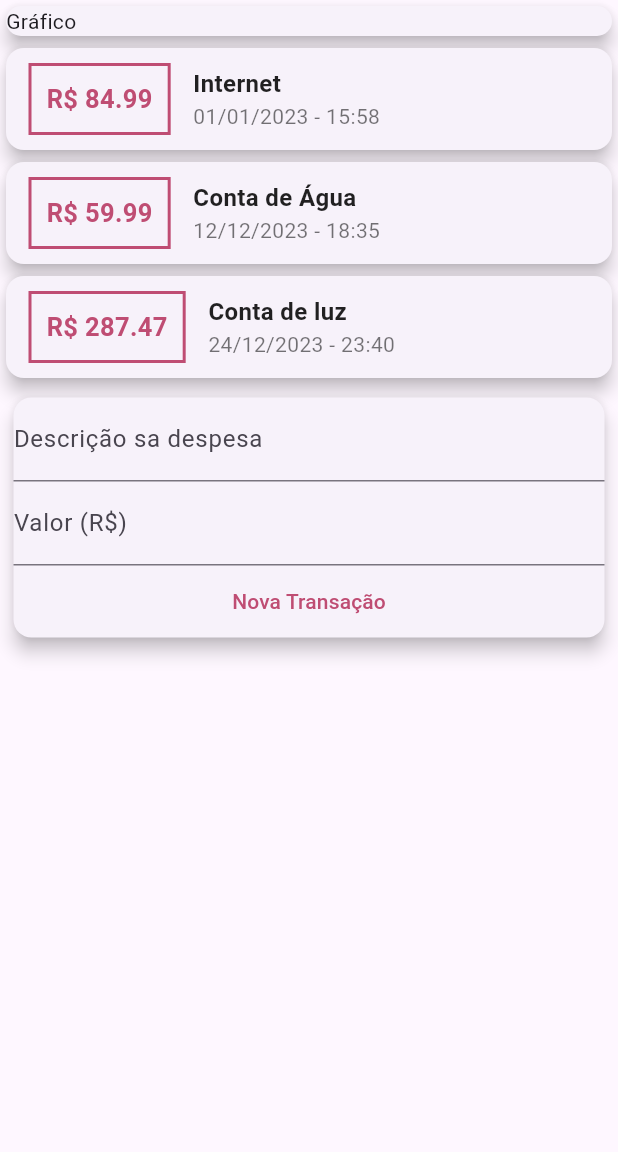
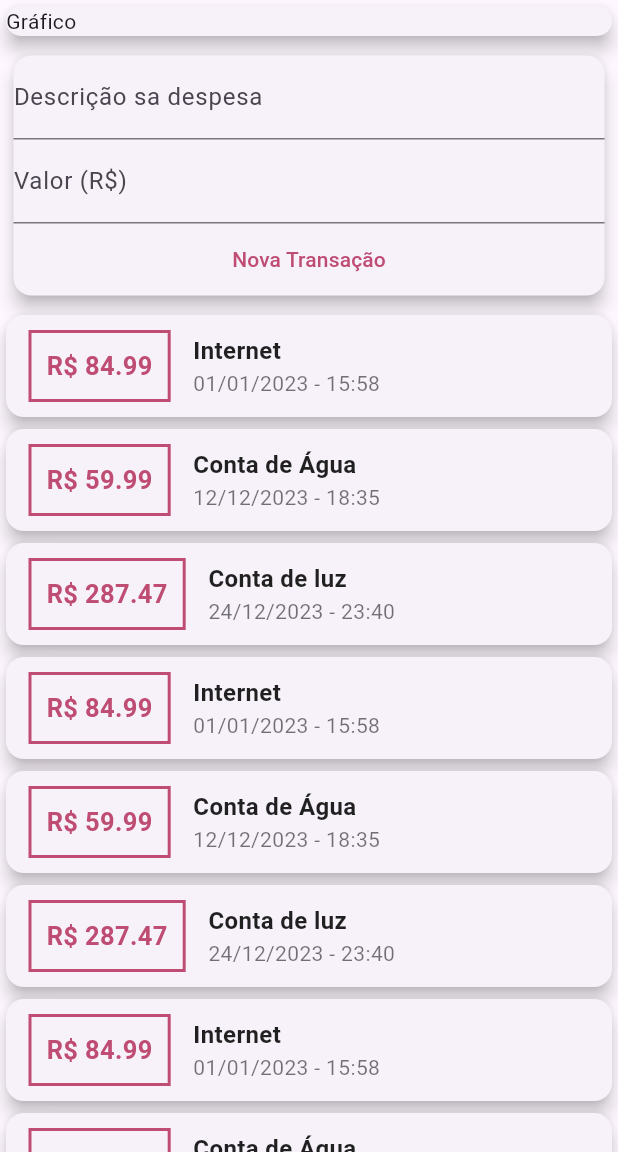
Before and after one commit to abelsalim/flutter, a Flutter app: the screen it shows after launch, after a tap on "Nova Transação", on a phone screen of 412 x 824 dp, the part 84-1236 px from its top. Run offline on Flutter 3.47's test engine with Material 3 defaults, Android fonts, the phone set to English and light mode, and no system bars.

Commit message:
[ADD] adicionando SingleChildScrollView

```diff
--- a/projetos/despesas_pessoais/lib/components/transaction_form.dart
+++ b/projetos/despesas_pessoais/lib/components/transaction_form.dart
@@ -3,8 +3,12 @@ import 'package:flutter/material.dart';
 class TransactionForm extends StatelessWidget {
   final titleController = TextEditingController();
   final valueController = TextEditingController();
+  final void Function(String, double) onSubmit;
 
-  TransactionForm({super.key});
+  TransactionForm({
+    required this.onSubmit,
+    super.key,
+  });
 
   @override
   Widget build(BuildContext context) {
@@ -37,8 +41,10 @@ class TransactionForm extends StatelessWidget {
                   ),
                   child: const Text('Nova Transação'),
                   onPressed: () {
-                    print(titleController.text);
-                    print(valueController.text);
+                    final title = titleController.text;
+                    // Tente converter para double, senão, sete como 0
+                    final value = double.tryParse(valueController.text) ?? 0.0;
+                    onSubmit(title, value);
                   },
                 ),
               ],
--- a/projetos/despesas_pessoais/lib/components/transaction_list.dart
+++ b/projetos/despesas_pessoais/lib/components/transaction_list.dart
@@ -12,7 +12,10 @@ class TransactionList extends StatelessWidget {
 
   @override
   Widget build(BuildContext context) {
-    return Column(
+    return SizedBox(
+      height: double.maxFinite,
+      child: SingleChildScrollView(
+        child: Column(
           mainAxisAlignment: MainAxisAlignment.center,
           crossAxisAlignment: CrossAxisAlignment.stretch,
           children: transactions
@@ -63,6 +66,8 @@ class TransactionList extends StatelessWidget {
                     ),
                   ))
               .toList(),
+        ),
+      ),
     );
   }
 }
--- a/projetos/despesas_pessoais/lib/components/transaction_user.dart
+++ b/projetos/despesas_pessoais/lib/components/transaction_user.dart
@@ -1,3 +1,5 @@
+import 'dart:math';
+
 import 'package:flutter/cupertino.dart';
 import 'package:flutter/material.dart';
 import 'package:despesas_pessoais/models/tansaction.dart';
@@ -5,7 +7,9 @@ import 'package:despesas_pessoais/components/transaction_list.dart';
 import 'package:despesas_pessoais/components/transaction_form.dart';
 
 class TransactionUser extends StatefulWidget {
-  const TransactionUser({super.key});
+  const TransactionUser({
+    super.key,
+  });
 
   @override
   State<TransactionUser> createState() => _TransactionUserState();
@@ -30,15 +34,64 @@ class _TransactionUserState extends State<TransactionUser> {
       title: 'Conta de luz',
       value: 287.47,
       date: DateTime(2023, 12, 24, 23, 40, 35),
+    ),
+    Transaction(
+      id: 't4',
+      title: 'Internet',
+      value: 84.99,
+      date: DateTime(2023, 1, 01, 15, 58, 00),
+    ),
+    Transaction(
+      id: 't5',
+      title: 'Conta de Água',
+      value: 59.99,
+      date: DateTime(2023, 12, 12, 18, 35, 50),
+    ),
+    Transaction(
+      id: 't6',
+      title: 'Conta de luz',
+      value: 287.47,
+      date: DateTime(2023, 12, 24, 23, 40, 35),
+    ),
+    Transaction(
+      id: 't7',
+      title: 'Internet',
+      value: 84.99,
+      date: DateTime(2023, 1, 01, 15, 58, 00),
+    ),
+    Transaction(
+      id: 't8',
+      title: 'Conta de Água',
+      value: 59.99,
+      date: DateTime(2023, 12, 12, 18, 35, 50),
+    ),
+    Transaction(
+      id: 't9',
+      title: 'Conta de luz',
+      value: 287.47,
+      date: DateTime(2023, 12, 24, 23, 40, 35),
     )
   ];
+
+  _addTransaction(String title, double value) {
+    final newTransaction = Transaction(
+      id: Random().nextDouble().toString(),
+      title: title,
+      value: value,
+      date: DateTime.now(),
+    );
+
+    setState(() {
+      _transactions.add(newTransaction);
+    });
+  }
 
   @override
   Widget build(BuildContext context) {
     return Column(
       children: [
+        TransactionForm(onSubmit: _addTransaction),
         TransactionList(transactions: _transactions),
-        TransactionForm()
       ],
     );
   }
--- a/projetos/despesas_pessoais/lib/main.dart
+++ b/projetos/despesas_pessoais/lib/main.dart
@@ -28,7 +28,8 @@ class MyHomePage extends StatelessWidget {
           ),
         ),
       ),
-      body: const Column(
+      body: const SingleChildScrollView(
+        child: Column(
           crossAxisAlignment: CrossAxisAlignment.stretch,
           children: <Widget>[
             Column(
@@ -46,6 +47,7 @@ class MyHomePage extends StatelessWidget {
             TransactionUser(),
           ],
         ),
+      ),
     );
   }
 }
```
Lines whose indentation alone changed are shown as unchanged.
